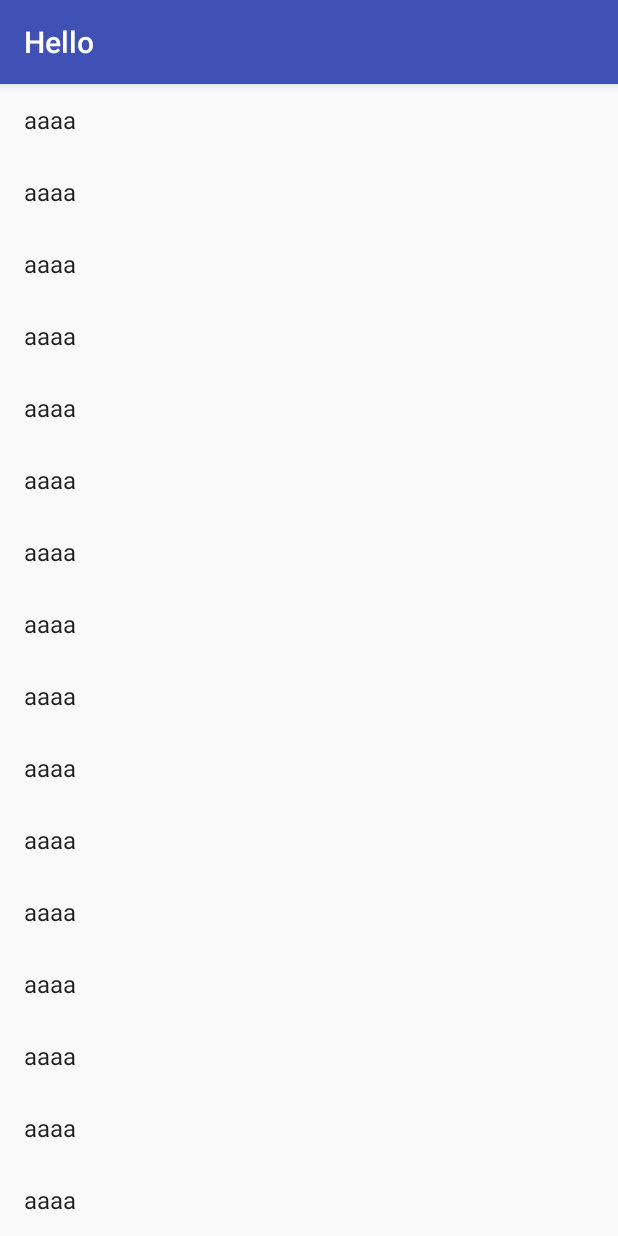
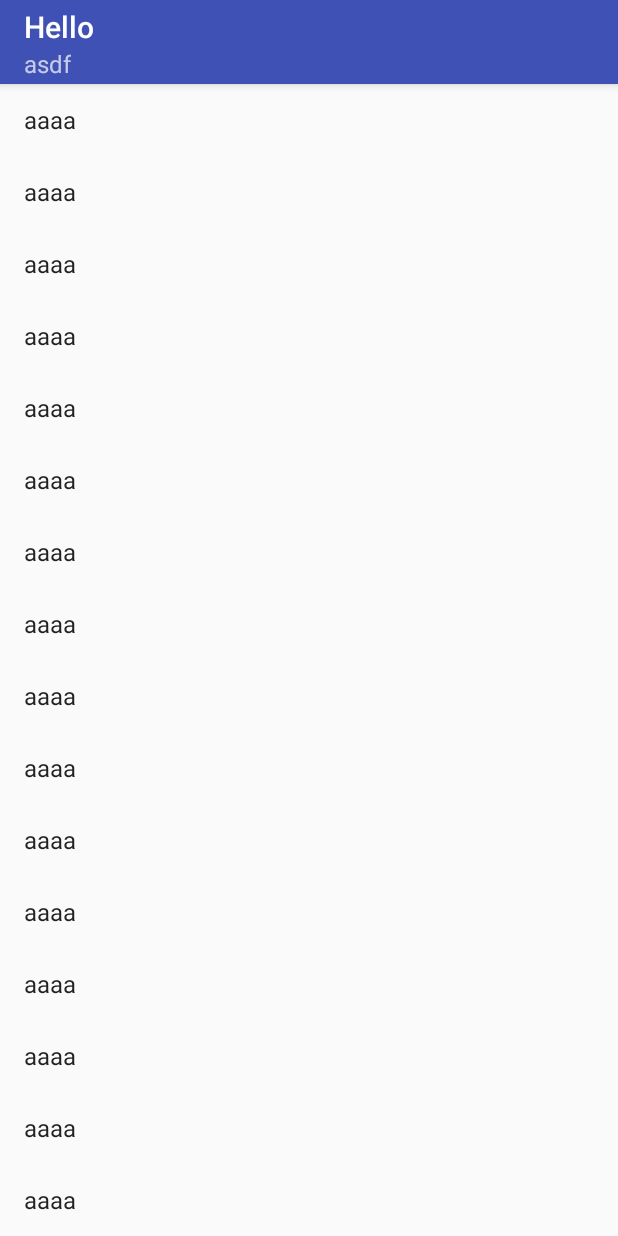
Before and after one commit to mrhi2017/Hello, an Android app: the screen it shows after launch (MainActivity), on a phone screen of 412 x 824 dp. Run offline under Robolectric (Android 15) with nearby library versions, the phone set to English and light mode, and no system bars.

Commit message:
set subTitle on actionbar - change by local repository

```diff
--- a/app/src/main/java/com/example/oops/hello/MainActivity.java
+++ b/app/src/main/java/com/example/oops/hello/MainActivity.java
@@ -53,6 +53,8 @@ public class MainActivity extends AppCompatActivity {
         //추가 작업을 여기서 할겁니다
         //is it possible?
 
+        getSupportActionBar().setSubtitle("asdf");
+
     }
 
 
```
